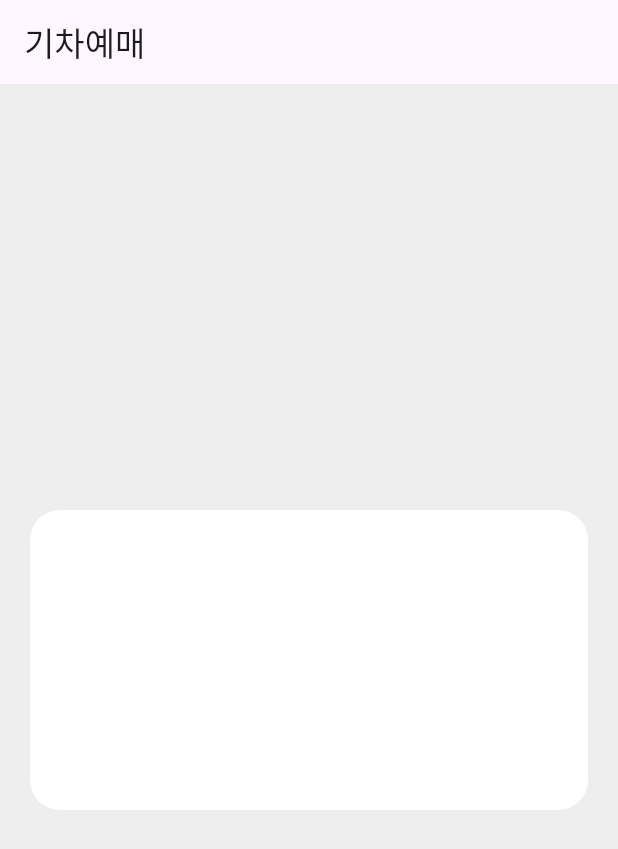
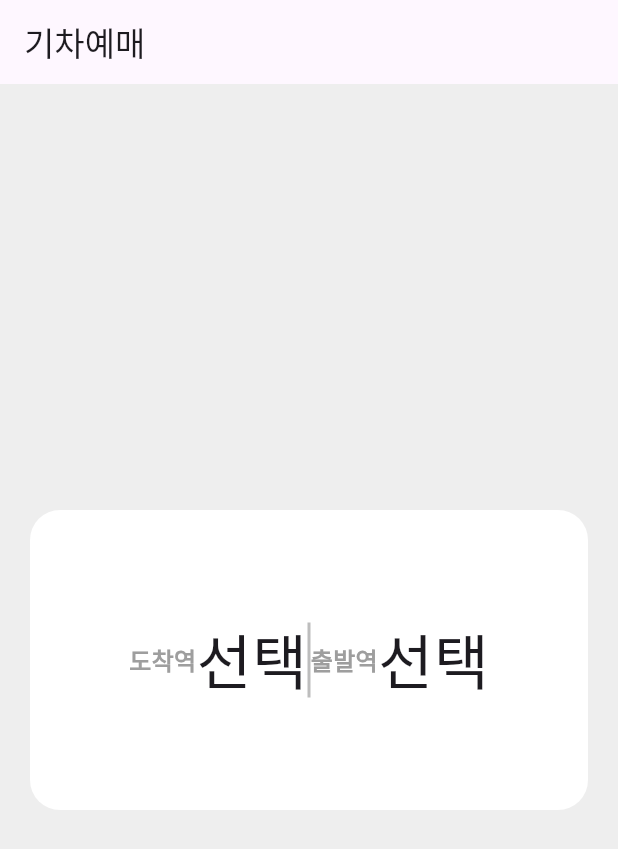
Before and after one commit to dlworua/flutter_train_app, a Flutter app: the screen it shows after launch, on a phone screen of 412 x 824 dp. Shown: the top 849 px of the screen. Run offline on Flutter 3.47's test engine with Material 3 defaults, Android fonts, the phone set to English and light mode, and no system bars.

Commit message:
feat: '출발역', '도착역' , 세로선, '선택' 생성 후 가운데 정렬

```diff
--- a/lib/station_Select.dart
+++ b/lib/station_Select.dart
@@ -5,11 +5,41 @@ class StationSelect extends StatelessWidget {
   @override
   Widget build(BuildContext context) {
     return Container(
+      width: double.infinity,
       height: 200,
       decoration: BoxDecoration(
         color: Colors.white,
         borderRadius: BorderRadius.circular(20),
       ),
+      child: Row(
+        //글자 및 세로선 가운데 정렬
+        mainAxisAlignment: MainAxisAlignment.center,
+        children: [
+          //"출발역" 텍스트 생성(사이즈 '15', 색상 'grey', 글꼴 굵게 설정)
+          Text(
+            '도착역',
+            style: TextStyle(
+              fontSize: 16,
+              color: Colors.grey,
+              fontWeight: FontWeight.bold,
+            ),
+          ),
+          //"선택" 텍스트 생성(폰트사이즈 '40' 설정)
+          Text('선택', style: TextStyle(fontSize: 40)),
+          //세로선 생성 (너비 '2', 높이 '50', 색상 'Colors.grey[400]'설정)
+          Container(width: 2, height: 50, color: Colors.grey[400]),
+          Text(
+            '출발역',
+            style: TextStyle(
+              fontSize: 16,
+              color: Colors.grey,
+              fontWeight: FontWeight.bold,
+            ),
+          ),
+          //"선택" 텍스트 생성(폰트사이즈 '40' 설정)
+          Text('선택', style: TextStyle(fontSize: 40)),
+        ],
+      ),
     );
   }
 }
```
